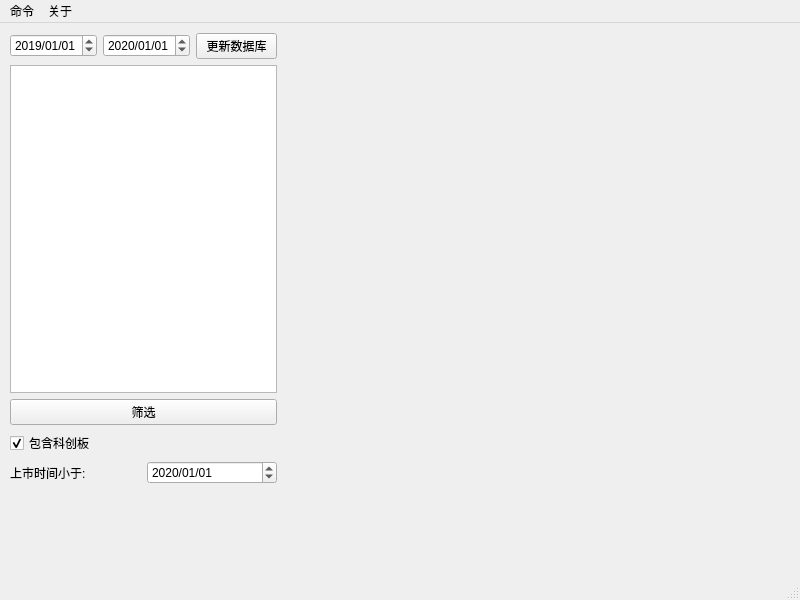
Qt form QTUI.ui (256481788jianghao/stock_task) before a commit.
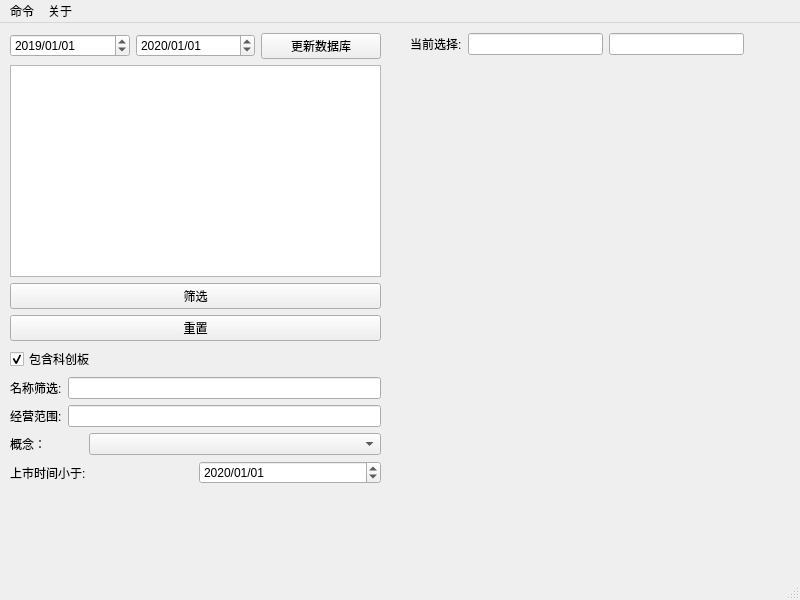
The same form after that commit.

The edit to the form file:
```diff
--- a/QTUI.ui
+++ b/QTUI.ui
@@ -19,11 +19,11 @@
      <rect>
       <x>10</x>
       <y>10</y>
-      <width>267</width>
+      <width>371</width>
       <height>451</height>
      </rect>
     </property>
-    <layout class="QVBoxLayout" name="verticalLayout" stretch="0,0,0,0,0">
+    <layout class="QVBoxLayout" name="verticalLayout" stretch="0,0,0,0,0,0,0,0,0">
      <property name="sizeConstraint">
       <enum>QLayout::SetDefaultConstraint</enum>
      </property>
@@ -96,6 +96,13 @@
        </property>
       </widget>
      </item>
+     <item>
+      <widget class="QPushButton" name="pushButton_reset_stockbasic">
+       <property name="text">
+        <string>重置</string>
+       </property>
+      </widget>
+     </item>
      <item>
       <widget class="QCheckBox" name="checkBox_kechuangban">
        <property name="text">
@@ -106,6 +113,48 @@
        </property>
       </widget>
      </item>
+     <item>
+      <layout class="QHBoxLayout" name="horizontalLayout_3">
+       <item>
+        <widget class="QLabel" name="label_2">
+         <property name="text">
+          <string>名称筛选:</string>
+         </property>
+        </widget>
+       </item>
+       <item>
+        <widget class="QLineEdit" name="lineEdit_sharename_filter"/>
+       </item>
+      </layout>
+     </item>
+     <item>
+      <layout class="QHBoxLayout" name="horizontalLayout_5">
+       <item>
+        <widget class="QLabel" name="label_4">
+         <property name="text">
+          <string>经营范围:</string>
+         </property>
+        </widget>
+       </item>
+       <item>
+        <widget class="QLineEdit" name="lineEdit_filer_industry"/>
+       </item>
+      </layout>
+     </item>
+     <item>
+      <layout class="QHBoxLayout" name="horizontalLayout_6" stretch="1,4">
+       <item>
+        <widget class="QLabel" name="label_5">
+         <property name="text">
+          <string>概念：</string>
+         </property>
+        </widget>
+       </item>
+       <item>
+        <widget class="QComboBox" name="comboBox_concept"/>
+       </item>
+      </layout>
+     </item>
      <item>
       <layout class="QHBoxLayout" name="horizontalLayout_2">
        <item>
@@ -136,6 +185,31 @@
      </item>
     </layout>
    </widget>
+   <widget class="QWidget" name="layoutWidget">
+    <property name="geometry">
+     <rect>
+      <x>410</x>
+      <y>10</y>
+      <width>334</width>
+      <height>22</height>
+     </rect>
+    </property>
+    <layout class="QHBoxLayout" name="horizontalLayout_4">
+     <item>
+      <widget class="QLabel" name="label_3">
+       <property name="text">
+        <string>当前选择:</string>
+       </property>
+      </widget>
+     </item>
+     <item>
+      <widget class="QLineEdit" name="lineEdit_cur_tscode"/>
+     </item>
+     <item>
+      <widget class="QLineEdit" name="lineEdit_cur_name"/>
+     </item>
+    </layout>
+   </widget>
   </widget>
   <widget class="QMenuBar" name="menubar">
    <property name="geometry">
```
Left out of the diff: 29 changed lines with no effect on the pictures.
